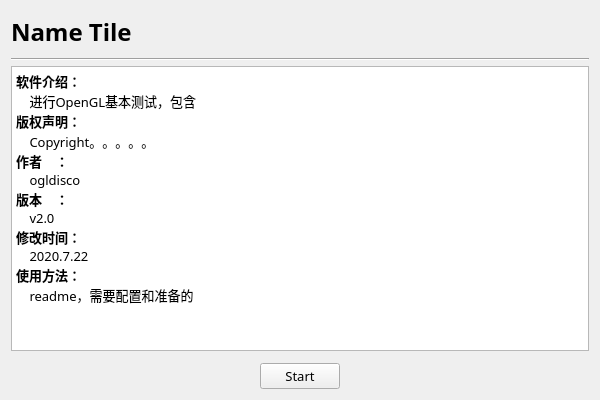
Above: basebench/info_page.ui from feishengfei/benchUI before the change. Below: the same form after it.
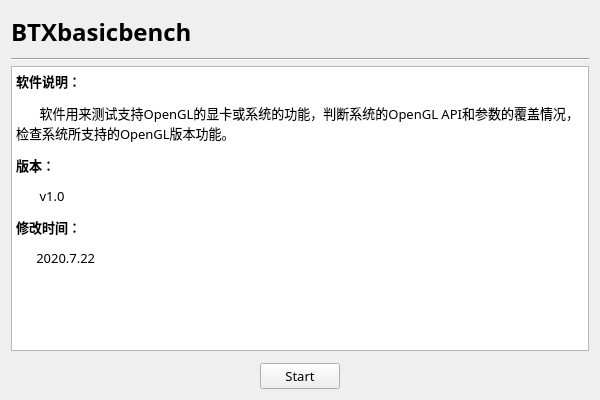
That is the form after the change.

Patch:
```diff
--- a/basebench/info_page.ui
+++ b/basebench/info_page.ui
@@ -58,7 +58,7 @@
         </font>
        </property>
        <property name="text">
-        <string>Name Tile</string>
+        <string>BTXbasicbench</string>
        </property>
       </widget>
      </item>
@@ -106,19 +106,12 @@
 &lt;html&gt;&lt;head&gt;&lt;meta name=&quot;qrichtext&quot; content=&quot;1&quot; /&gt;&lt;style type=&quot;text/css&quot;&gt;
 p, li { white-space: pre-wrap; }
 &lt;/style&gt;&lt;/head&gt;&lt;body style=&quot; font-family:'微软雅黑','微软雅黑'; font-size:10pt; font-weight:400; font-style:normal;&quot;&gt;
-&lt;p style=&quot; margin-top:0px; margin-bottom:0px; margin-left:0px; margin-right:0px; -qt-block-indent:0; text-indent:0px;&quot;&gt;&lt;span style=&quot; font-family:'SimSun'; font-weight:600;&quot;&gt;软件介绍：&lt;/span&gt;&lt;/p&gt;
-&lt;p style=&quot; margin-top:0px; margin-bottom:0px; margin-left:0px; margin-right:0px; -qt-block-indent:0; text-indent:0px;&quot;&gt;&lt;span style=&quot; font-family:'SimSun';&quot;&gt;    进行OpenGL基本测试，包含&lt;/span&gt;&lt;/p&gt;
-&lt;p style=&quot; margin-top:0px; margin-bottom:0px; margin-left:0px; margin-right:0px; -qt-block-indent:0; text-indent:0px;&quot;&gt;&lt;span style=&quot; font-family:'SimSun'; font-weight:600;&quot;&gt;版权声明：&lt;/span&gt;&lt;/p&gt;
-&lt;p style=&quot; margin-top:0px; margin-bottom:0px; margin-left:0px; margin-right:0px; -qt-block-indent:0; text-indent:0px;&quot;&gt;&lt;span style=&quot; font-family:'SimSun';&quot;&gt;    Copyright。。。。。&lt;/span&gt;&lt;/p&gt;
-&lt;p style=&quot; margin-top:0px; margin-bottom:0px; margin-left:0px; margin-right:0px; -qt-block-indent:0; text-indent:0px;&quot;&gt;&lt;span style=&quot; font-family:'SimSun'; font-weight:600;&quot;&gt;作者    ：&lt;/span&gt;&lt;/p&gt;
-&lt;p style=&quot; margin-top:0px; margin-bottom:0px; margin-left:0px; margin-right:0px; -qt-block-indent:0; text-indent:0px;&quot;&gt;&lt;span style=&quot; font-family:'SimSun';&quot;&gt;    ogldisco&lt;/span&gt;&lt;/p&gt;
-&lt;p style=&quot; margin-top:0px; margin-bottom:0px; margin-left:0px; margin-right:0px; -qt-block-indent:0; text-indent:0px;&quot;&gt;&lt;span style=&quot; font-family:'SimSun'; font-weight:600;&quot;&gt;版本    ：&lt;/span&gt;&lt;/p&gt;
-&lt;p style=&quot; margin-top:0px; margin-bottom:0px; margin-left:0px; margin-right:0px; -qt-block-indent:0; text-indent:0px;&quot;&gt;&lt;span style=&quot; font-family:'SimSun';&quot;&gt;    v2.0&lt;/span&gt;&lt;/p&gt;
-&lt;p style=&quot; margin-top:0px; margin-bottom:0px; margin-left:0px; margin-right:0px; -qt-block-indent:0; text-indent:0px;&quot;&gt;&lt;span style=&quot; font-family:'SimSun'; font-weight:600;&quot;&gt;修改时间：&lt;/span&gt;&lt;/p&gt;
-&lt;p style=&quot; margin-top:0px; margin-bottom:0px; margin-left:0px; margin-right:0px; -qt-block-indent:0; text-indent:0px;&quot;&gt;&lt;span style=&quot; font-family:'SimSun';&quot;&gt;    2020.7.22&lt;/span&gt;&lt;/p&gt;
-&lt;p style=&quot; margin-top:0px; margin-bottom:0px; margin-left:0px; margin-right:0px; -qt-block-indent:0; text-indent:0px;&quot;&gt;&lt;span style=&quot; font-family:'SimSun'; font-weight:600;&quot;&gt;使用方法：&lt;/span&gt;&lt;/p&gt;
-&lt;p style=&quot; margin-top:0px; margin-bottom:0px; margin-left:0px; margin-right:0px; -qt-block-indent:0; text-indent:0px;&quot;&gt;&lt;span style=&quot; font-family:'SimSun';&quot;&gt;    readme，需要配置和准备的&lt;/span&gt;&lt;/p&gt;
-&lt;p style=&quot;-qt-paragraph-type:empty; margin-top:0px; margin-bottom:0px; margin-left:0px; margin-right:0px; -qt-block-indent:0; text-indent:0px; font-family:'SimSun';&quot;&gt;&lt;br /&gt;&lt;/p&gt;&lt;/body&gt;&lt;/html&gt;</string>
+&lt;p style=&quot; margin-top:0px; margin-bottom:0px; margin-left:0px; margin-right:0px; -qt-block-indent:0; text-indent:0px;&quot;&gt;&lt;span style=&quot; font-weight:600;&quot;&gt;软件说明：&lt;/span&gt; &lt;/p&gt;
+&lt;p style=&quot; margin-top:12px; margin-bottom:12px; margin-left:0px; margin-right:0px; -qt-block-indent:0; text-indent:0px;&quot;&gt;       软件用来测试支持OpenGL的显卡或系统的功能，判断系统的OpenGL API和参数的覆盖情况，检查系统所支持的OpenGL版本功能。 &lt;/p&gt;
+&lt;p style=&quot; margin-top:12px; margin-bottom:12px; margin-left:0px; margin-right:0px; -qt-block-indent:0; text-indent:0px;&quot;&gt;&lt;span style=&quot; font-weight:600;&quot;&gt;版本：&lt;/span&gt; &lt;/p&gt;
+&lt;p style=&quot; margin-top:12px; margin-bottom:12px; margin-left:0px; margin-right:0px; -qt-block-indent:0; text-indent:0px;&quot;&gt;       v1.0 &lt;/p&gt;
+&lt;p style=&quot; margin-top:12px; margin-bottom:12px; margin-left:0px; margin-right:0px; -qt-block-indent:0; text-indent:0px;&quot;&gt;&lt;span style=&quot; font-weight:600;&quot;&gt;修改时间：&lt;/span&gt; &lt;/p&gt;
+&lt;p style=&quot; margin-top:12px; margin-bottom:12px; margin-left:0px; margin-right:0px; -qt-block-indent:0; text-indent:0px;&quot;&gt;      2020.7.22 &lt;/p&gt;&lt;/body&gt;&lt;/html&gt;</string>
        </property>
       </widget>
      </item>
```
Left out of the diff: 4 changed lines with no effect on the pictures.
